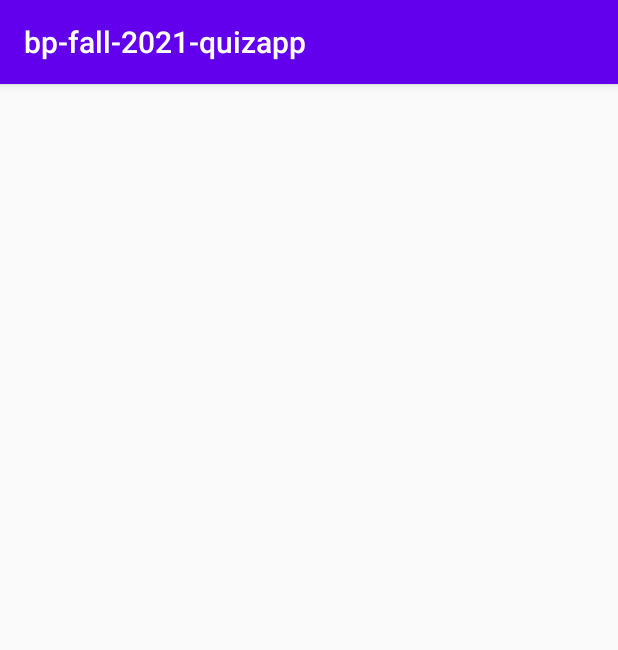
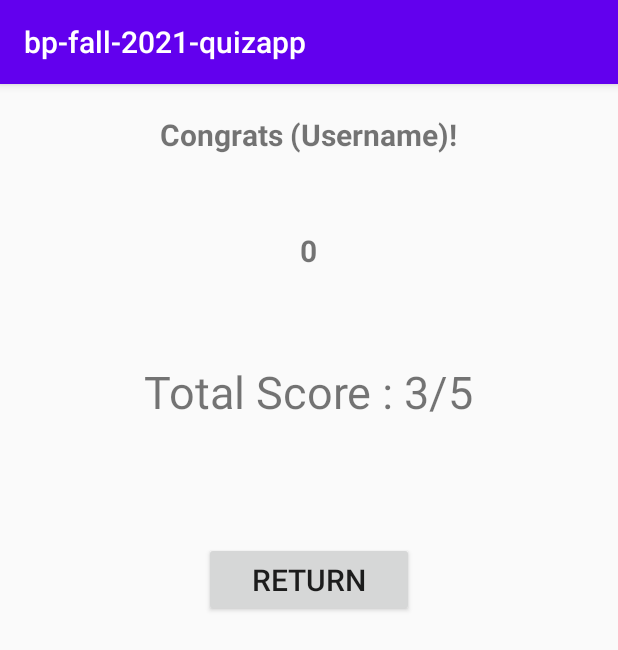
Before and after one commit to riashah345/bp-fall-2021-quizapp, an Android app: the ResultActivity screen opened directly, with no data from a screen before it, on a phone screen of 412 x 824 dp. Shown: the top 650 px of the screen. Run offline under Robolectric (Android 15) with nearby library versions, the phone set to English and light mode, and no system bars.

Commit message:
resultactivity-part1

```diff
--- a/app/src/main/java/com/example/bp_fall_2021_quizapp/ResultActivity.java
+++ b/app/src/main/java/com/example/bp_fall_2021_quizapp/ResultActivity.java
@@ -6,6 +6,7 @@ import android.widget.Button;
 import android.widget.TextView;
 import androidx.appcompat.app.AppCompatActivity;
 import android.os.Bundle;
+import org.w3c.dom.Text;
 
 public class ResultActivity extends AppCompatActivity {
 
@@ -17,26 +18,18 @@ public class ResultActivity extends AppCompatActivity {
         setContentView(R.layout.activity_result);
 
         // initialize UI components
-        first = (TextView) findViewById(R.id.res1);
-        second = (TextView) findViewById(R.id.res2);
-        third = (TextView) findViewById(R.id.res3);
-        restartButton = (Button) findViewById((R.id.restartButton));
+        TextView resultLabeled = (TextView) findViewById(R.id.resultLabeled);
+        TextView totalScore = (TextView) findViewById(R.id.totalScore);
 
-        StringBuffer sb1 = new StringBuffer();
-        sb1.append("Correct answers: " + QuizQuestionActivity.correct + "\n");
-        StringBuffer sb2 = new StringBuffer();
-        sb2.append("Wrong Answers: " + QuizQuestionActivity.wrong + "\n");
-        StringBuffer sb3 = new StringBuffer();
-        sb3.append("Final Score: " + QuizQuestionActivity.correct + "\n");
-        first.setText(sb1);
-        second.setText(sb2);
-        third.setText(sb3);
 
-        QuestionsActivity.correct=0;
-        QuestionsActivity.wrong=0;
+
+
 
 
         // set username and score
+
+        int score = getIntent().getIntExtra("AMOUNT ANSWERED RIGHT", 0);
+        resultLabeled.setText(score + "");
     }
 
     /**
--- a/app/src/main/res/layout/activity_result.xml
+++ b/app/src/main/res/layout/activity_result.xml
@@ -7,4 +7,56 @@
         android:layout_height="match_parent"
         tools:context=".ResultActivity">
 
+    <LinearLayout
+            android:layout_width="match_parent"
+            android:layout_height="match_parent"
+            android:gravity="center_horizontal"
+            android:orientation="vertical">
+
+        <TextView
+                android:layout_width="wrap_content"
+                android:layout_height="wrap_content"
+                android:text="Congrats (Username)!"
+                android:textSize="20sp"
+                android:textStyle="bold"
+                android:layout_marginTop="20sp"/>
+"
+
+
+
+        <TextView
+                android:id="@+id/resultLabeled"
+                android:layout_width="wrap_content"
+                android:layout_height="wrap_content"
+                android:text="RESULTS"
+                android:textSize="20sp"
+                android:textStyle="bold"
+                android:layout_marginTop="50dp"/>
+
+
+
+        <TextView
+                android:id="@+id/totalScore"
+                android:layout_width="wrap_content"
+                android:layout_height="wrap_content"
+                android:text="Total Score : 3/5"
+                android:textSize="30sp"
+                android:layout_marginTop="60dp"/>
+
+        <Button
+                android:layout_width="140dp"
+                android:layout_height="50dp"
+                android:text="Return"
+                android:textSize="20sp"
+                android:layout_marginTop="80dp"
+                android:onClick="return"/>
+
+
+
+
+
+
+
+    </LinearLayout>
+
 </androidx.constraintlayout.widget.ConstraintLayout>
```
